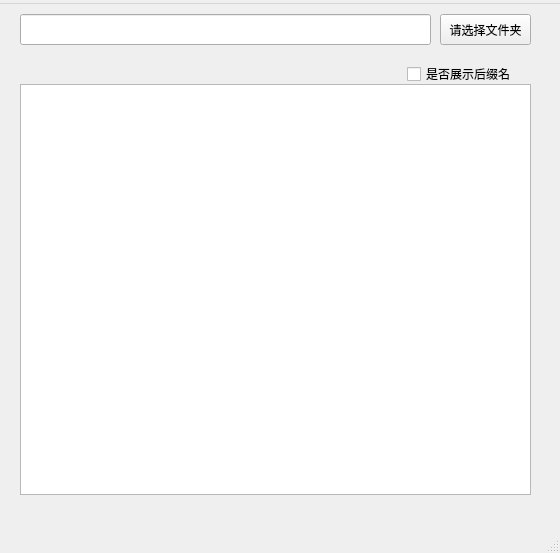
Qt form mainwindow.ui (intfish123/file-display) before a commit.
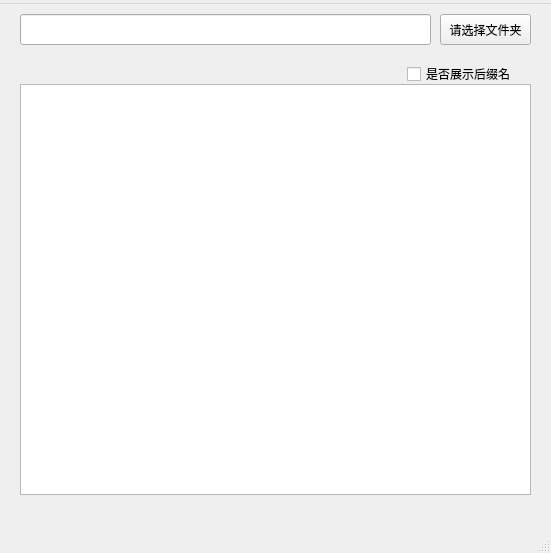
The same form after that commit.

What changed in the file:
```diff
--- a/mainwindow.ui
+++ b/mainwindow.ui
@@ -6,19 +6,19 @@
    <rect>
     <x>0</x>
     <y>0</y>
-    <width>560</width>
+    <width>551</width>
     <height>553</height>
    </rect>
   </property>
   <property name="minimumSize">
    <size>
-    <width>560</width>
+    <width>551</width>
     <height>553</height>
    </size>
   </property>
   <property name="maximumSize">
    <size>
-    <width>560</width>
+    <width>551</width>
     <height>553</height>
    </size>
   </property>
@@ -84,7 +84,7 @@
     <rect>
      <x>0</x>
      <y>0</y>
-     <width>560</width>
+     <width>551</width>
      <height>24</height>
     </rect>
    </property>
```
Left out of the diff: 2 changed lines with no effect on the pictures.
